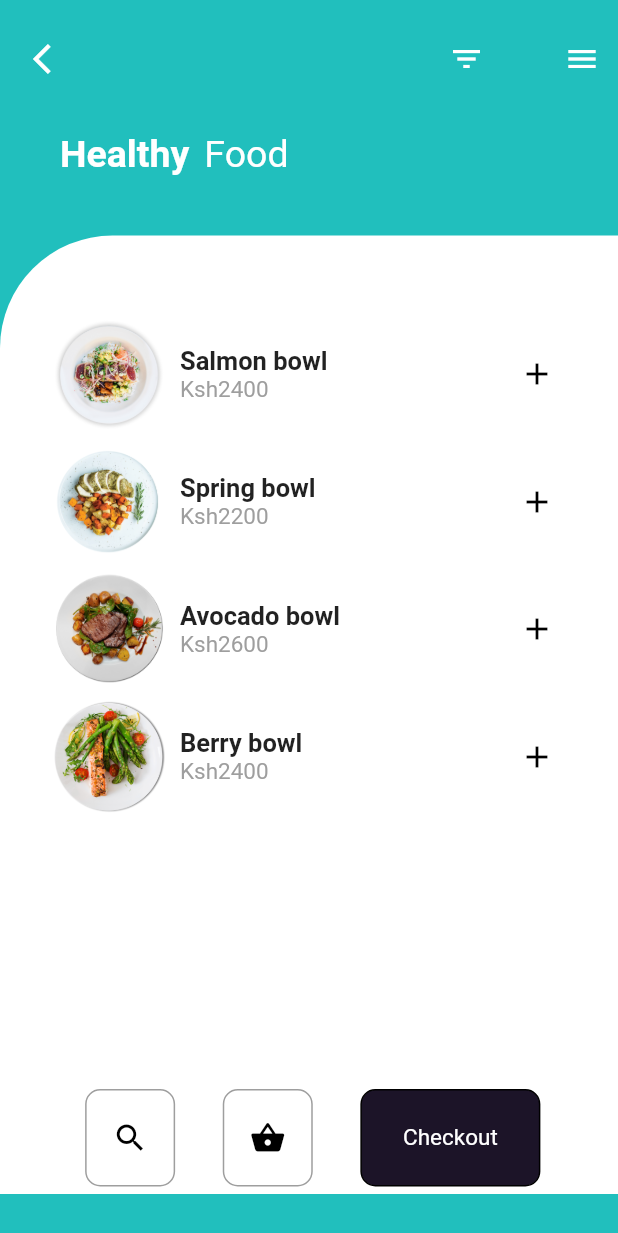
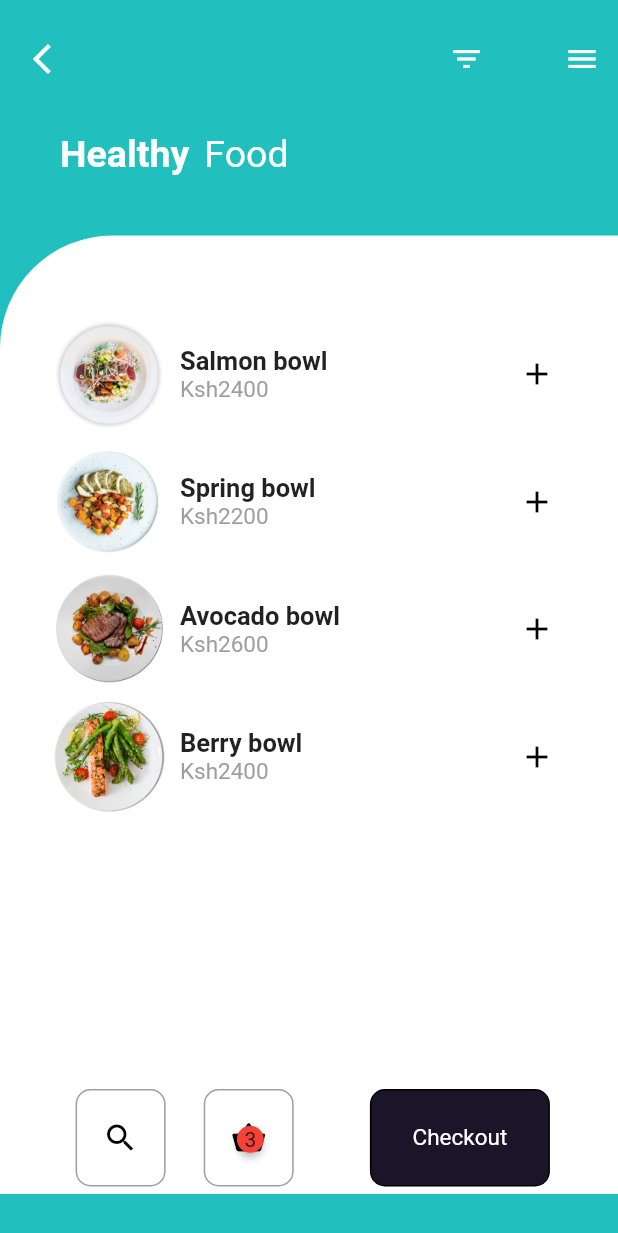
Before and after one commit to cherotich/NutritionUI, a Flutter app: the screen it shows after launch, on a phone screen of 412 x 824 dp. Shown: the top 1233 px of the screen. Run offline on Flutter 3.47's test engine with Material 2 defaults, Android fonts, the phone set to English and light mode, and no system bars; drawn by our look-alikes of badges; Roboto replaces fonts that are missing (Montserrat); project files that could hold a hidden picture were left out.

Commit message:
added a badge

```diff
--- a/lib/main.dart
+++ b/lib/main.dart
@@ -1,5 +1,6 @@
 import 'package:flutter/material.dart';
 import 'detailsPage.dart';
+import 'package:badges/badges.dart';
 
 void main() {
   runApp(MyApp());
@@ -110,6 +111,7 @@ class _MyHomePageState extends State<MyHomePage> {
                 ),
                 Row(
                   mainAxisAlignment: MainAxisAlignment.spaceEvenly,
+
            children: <Widget>[
              Container(
                height: 65.0,
@@ -129,23 +131,99 @@ class _MyHomePageState extends State<MyHomePage> {
                ),
              ),
 
+            //  Container(
+
+
+            //  ),
+// Badge(
+//     height: 65.0,
+//                width: 60.0,
+//                decoration: BoxDecoration(
+//                  border: Border.all(
+//                    color: Colors.grey,
+//                    style:BorderStyle.solid,
+//                    width: 1.0
+//                  ),
+//                  borderRadius: BorderRadius.circular(10.0)
+//                ),
+
+//                child: Center(
+
+//                  child: Icon(Icons.shopping_basket,
+//                  color: Colors.black,
+
+//                   ),
+
+//                ),
+
+// )
+
 Container(
   height: 65.0,
   width: 60.0,
   decoration: BoxDecoration(
+
                  border: Border.all(
                    color: Colors.grey,
                    style:BorderStyle.solid,
                    width: 1.0
                  ),
-                 borderRadius: BorderRadius.circular(10.0)
+                 borderRadius: BorderRadius.circular(10.0),
+
   ),
-               child: Center(
+
+  child:   Center(
+
+    child:
+    Badge(
+
+        position: BadgePosition.topRight(top: 0, right: 2),
+        badgeContent: Text('3'),
+
       child: Icon(Icons.shopping_basket,
                  color: Colors.black,
+
     ),
     ),
+
+    )
+
 ),
+
+
+    //  Container(
+    //            height: 65.0,
+    //            width: 60.0,
+    //            decoration: BoxDecoration(
+
+
+    //              border: Border.all(
+    //                color: Colors.grey,
+    //                style:BorderStyle.solid,
+    //                width: 1.0
+    //              ),
+    //              borderRadius: BorderRadius.circular(10.0)
+    //            ),
+
+    //            child: Center(
+
+    //              child: Icon(Icons.shopping_basket,
+    //              color: Colors.black,
+
+    //               ),
+
+    //            ),
+    //          ),
+
+
+             Container(
+               child: Row(
+                 children: <Widget>[
+
+                 ],
+               ),
+             ),
+
 
      Container(
                height: 65.0,
@@ -159,7 +237,9 @@ class _MyHomePageState extends State<MyHomePage> {
                  borderRadius: BorderRadius.circular(10.0),
                   color: Color(0xFF1C1428)
                ),
+
                child: Center(
+
                  child: Text('Checkout',
                  style:TextStyle(
                    fontFamily: 'Montserrat',
@@ -167,6 +247,7 @@ class _MyHomePageState extends State<MyHomePage> {
                    fontSize: 15.0
                  ))
                ),
+
              ),
 
 
--- a/pubspec.yaml
+++ b/pubspec.yaml
@@ -23,6 +23,7 @@ environment:
 dependencies:
   flutter:
     sdk: flutter
+  badges: ^1.1.1
 
 
   # The following adds the Cupertino Icons font to your application.
@@ -30,8 +31,10 @@ dependencies:
   cupertino_icons: ^0.1.3
 
 dev_dependencies:
+
   flutter_test:
     sdk: flutter
+
 
 # For information on the generic Dart part of this file, see the
 # following page: https://dart.dev/tools/pub/pubspec
```
Also changed, not shown: pubspec.lock. Lines whose indentation alone changed are shown as unchanged.
